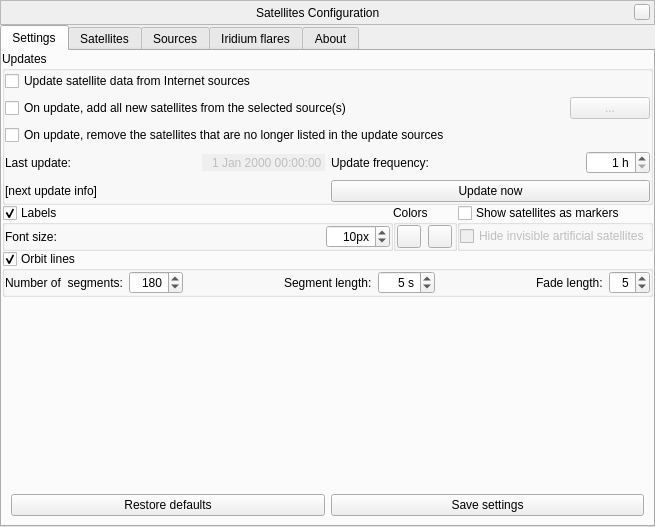
Qt form plugins/Satellites/src/gui/satellitesDialog.ui (519984307/stellarium_src) before a commit.
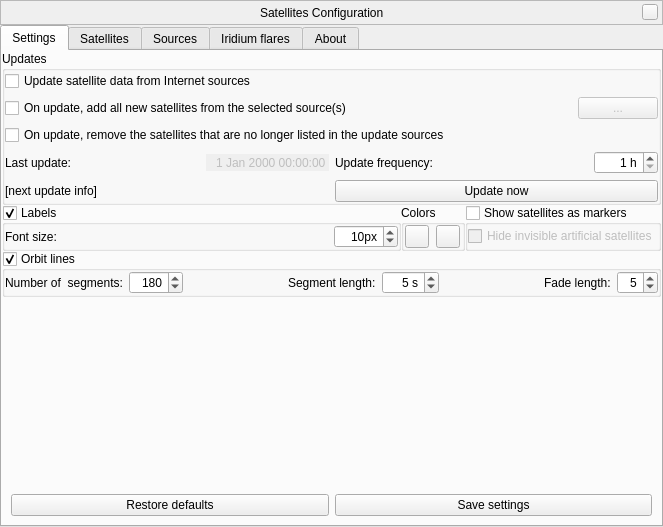
The same form after that commit. Icons and pictures are not drawn. Custom widgets are drawn as their Qt base class.

Commit message: Extract updated lines for translation

```diff
--- a/plugins/Satellites/src/gui/satellitesDialog.ui
+++ b/plugins/Satellites/src/gui/satellitesDialog.ui
@@ -6,7 +6,7 @@
    <rect>
     <x>0</x>
     <y>0</y>
-    <width>655</width>
+    <width>663</width>
     <height>527</height>
    </rect>
   </property>
```
Left out of the diff: 4 changed lines with no effect on the pictures.
